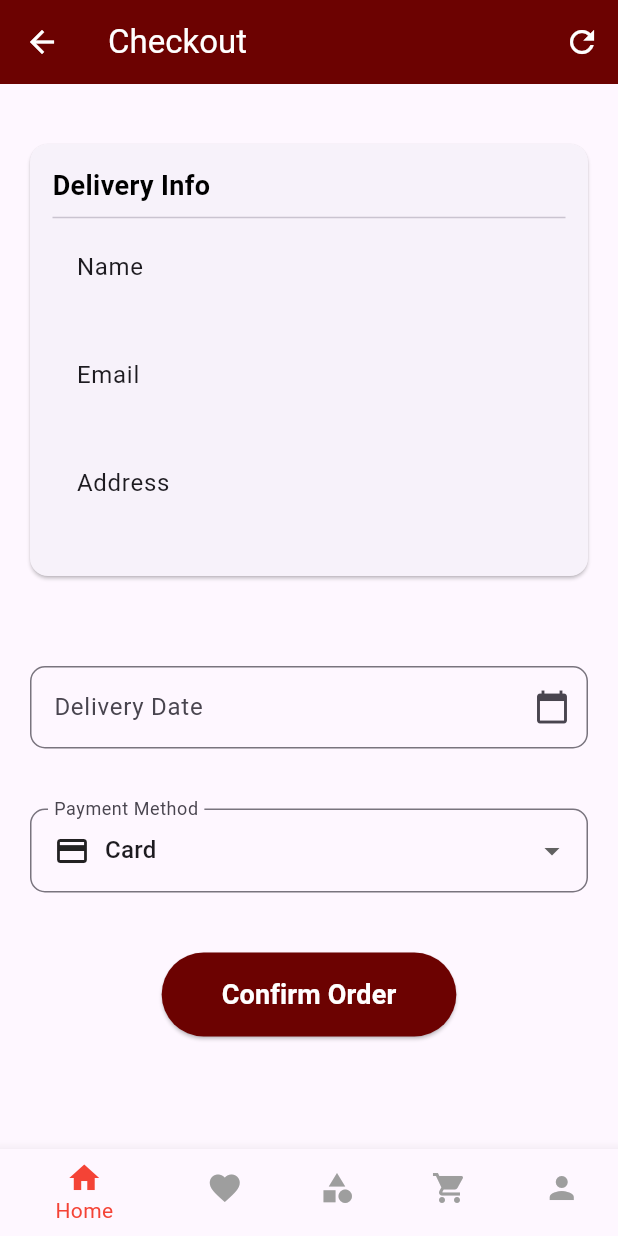
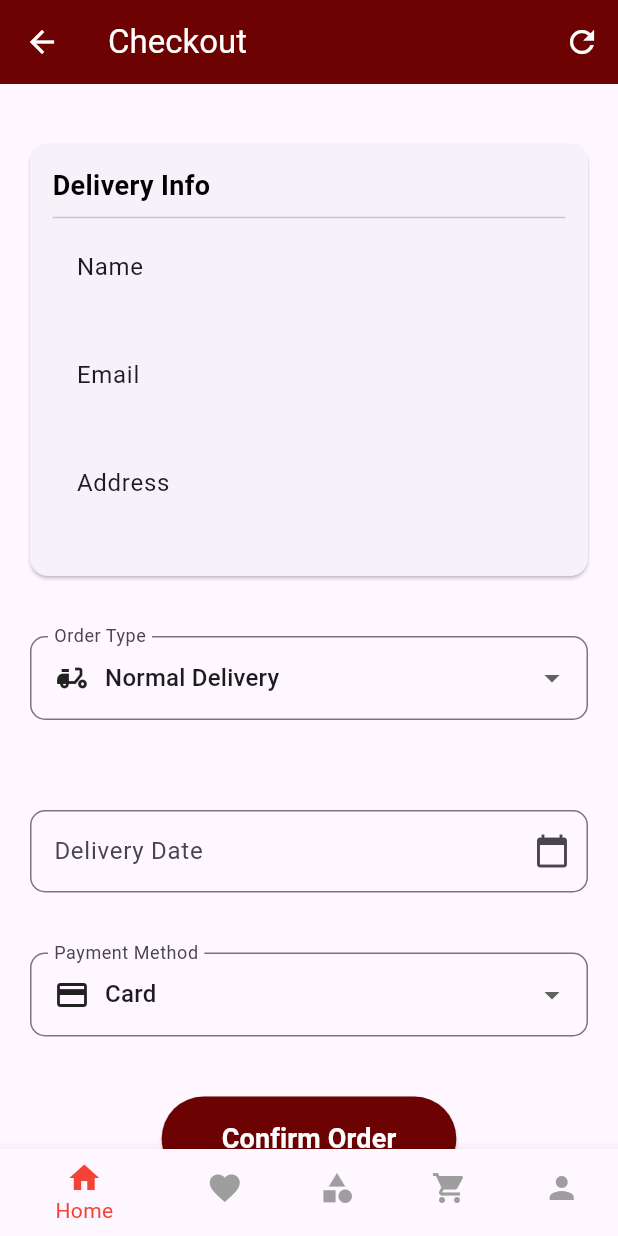
Before and after one commit to sbfrusho/UTM_clothing_app, a Flutter app: the CheckoutScreen screen opened directly, on a phone screen of 412 x 824 dp. Run offline on Flutter 3.47's test engine with Material 3 defaults, Android fonts, the phone set to English and light mode, and no system bars; our stand-ins replace cached_network_image, carousel_slider, cloud_firestore, firebase_auth, firebase_core, firebase_messaging and 6 more; missing offline and left inert: flutter_stripe, mailer; accounts and stored records are empty.

Commit message:
delivery

```diff
--- a/lib/screens/user/checkout-screen.dart
+++ b/lib/screens/user/checkout-screen.dart
@@ -1,5 +1,3 @@
-// ignore_for_file: library_private_types_in_public_api, use_key_in_widget_constructors, prefer_const_constructors, prefer_const_literals_to_create_immutables, avoid_print
-
 import 'package:firebase_auth/firebase_auth.dart';
 import 'package:flutter/material.dart';
 import 'package:get/get.dart';
@@ -45,8 +43,10 @@ class _CheckoutScreenState extends State<CheckoutScreen> {
   TextEditingController addressController = TextEditingController();
   TextEditingController emailController = TextEditingController();
   String selectedPaymentMethod = 'Card';
+  String selectOrderType = 'Normal Delivery';
 
   bool isPaymentCompleted = false;
+  bool isSubmittingOrder = false; // New state variable
 
   @override
   Widget build(BuildContext context) {
@@ -102,6 +102,56 @@ class _CheckoutScreenState extends State<CheckoutScreen> {
                         subtitle: Text(addressController.text),
                       ),
                     ],
+                  ),
+                ),
+              ),
+            ),
+            Padding(
+              padding: const EdgeInsets.all(20.0),
+              child: DropdownButtonFormField<String>(
+                value: selectOrderType,
+                items: [
+                  DropdownMenuItem<String>(
+                    value: 'Normal Delivery',
+                    child: Row(
+                      children: [
+                        Icon(Icons.delivery_dining),
+                        SizedBox(width: 10),
+                        Text('Normal Delivery'),
+                      ],
+                    ),
+                  ),
+                  DropdownMenuItem<String>(
+                    value: 'Pick up',
+                    child: Row(
+                      children: [
+                        Icon(Icons.location_on),
+                        SizedBox(width: 10),
+                        Text('Pick up'),
+                      ],
+                    ),
+                  ),
+
+                  DropdownMenuItem<String>(
+                    value: 'Preferred time',
+                    child: Row(
+                      children: [
+                        Icon(Icons.timelapse),
+                        SizedBox(width: 10),
+                        Text('Prffered time'),
+                      ],
+                    ),
+                  ),
+                ],
+                onChanged: (String? newValue) {
+                  setState(() {
+                    selectOrderType = newValue!;
+                  });
+                },
+                decoration: InputDecoration(
+                  labelText: 'Order Type',
+                  border: OutlineInputBorder(
+                    borderRadius: BorderRadius.circular(10),
                   ),
                 ),
               ),
@@ -183,6 +233,15 @@ class _CheckoutScreenState extends State<CheckoutScreen> {
               padding: const EdgeInsets.all(20.0),
               child: ElevatedButton(
                 onPressed: () async {
+                  if (cartController.totalPrice == 0) {
+                    Get.snackbar("Error", "Your cart is empty!");
+                    return;
+                  }
+
+                  setState(() {
+                    isSubmittingOrder = true; // Show circular indicator
+                  });
+
                   String name = nameController.text.trim();
                   String address = addressController.text.trim();
                   String phone = phoneController.text.trim();
@@ -220,6 +279,7 @@ class _CheckoutScreenState extends State<CheckoutScreen> {
 
                     setState(() {
                       isPaymentCompleted = true;
+                      isSubmittingOrder = false; // Hide circular indicator
                     });
 
                     Navigator.push(context, MaterialPageRoute(builder: (context) => OrderConfirmationScreen()));
@@ -244,6 +304,7 @@ class _CheckoutScreenState extends State<CheckoutScreen> {
 
                       setState(() {
                         isPaymentCompleted = true;
+                        isSubmittingOrder = false; // Hide circular indicator
                       });
 
                       Navigator.push(context, MaterialPageRoute(builder: (context) => OrderConfirmationScreen()));
@@ -260,7 +321,11 @@ class _CheckoutScreenState extends State<CheckoutScreen> {
                     borderRadius: BorderRadius.circular(30.0),
                   ),
                 ),
-                child: Text(
+                child: isSubmittingOrder // Show circular indicator or button text
+                    ? CircularProgressIndicator(
+                        valueColor: AlwaysStoppedAnimation<Color>(Colors.white),
+                      )
+                    : Text(
                         'Confirm Order',
                         style: TextStyle(
                           fontSize: 18.0,
@@ -321,7 +386,7 @@ class _CheckoutScreenState extends State<CheckoutScreen> {
               break;
             case 4:
               // Handle the Profile item tap
-              Navigator.push(context, MaterialPageRoute(builder: (context)=>SettingsScreen(email: user!.email.toString(),)));
+              Navigator.push(context, MaterialPageRoute(builder: (context) => SettingsScreen(email: user!.email.toString(),)));
               break;
           }
         },
--- a/pubspec.yaml
+++ b/pubspec.yaml
@@ -92,6 +92,7 @@ flutter:
     - assets/logo1.png
     - assets/utm.jpeg
     - assets/Corporate/cap.jpg
+    - assets/For Design Picture/fp.png
 
     - assets/Corporate/key.png
     - assets/Cap/cap1.jpeg
```
Also changed, not shown: lib/screens/splash-scree.dart (+3 -13 lines), assets/For Design Picture/1.png (added), assets/For Design Picture/1st Page.png (added), assets/For Design Picture/2.jpg (added), assets/For Design Picture/3.jpg (added), assets/For Design Picture/App Logo.png (added), assets/For Design Picture/App_Logo.png (added), assets/For Design Picture/Login Page-Seller.png (added), assets/For Design Picture/Login page-admin.png (added), assets/For Design Picture/admin.png (added), assets/For Design Picture/ealumni.jpg (added), assets/For Design Picture/fp.png (added), assets/For Design Picture/images.png (added), assets/For Design Picture/seller.jpg (added). Lines whose indentation alone changed are shown as unchanged.
